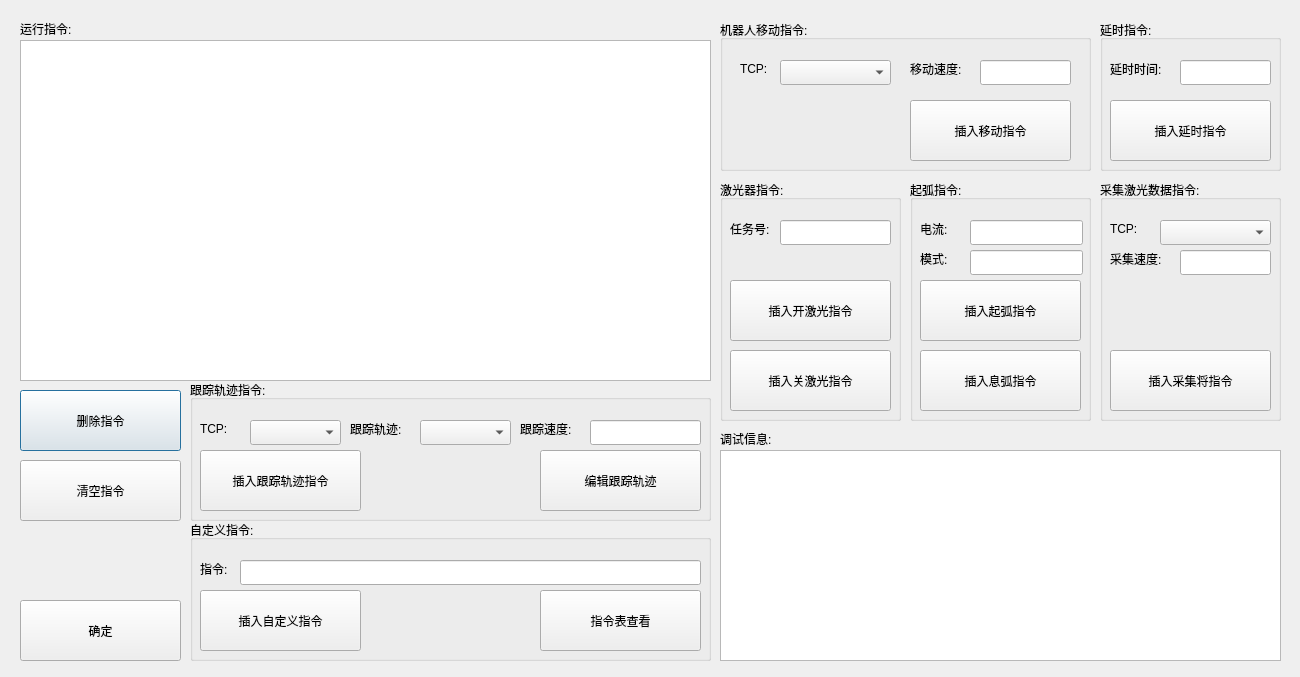
This is setprojectdlg.ui in qubo188612/qtwelding as Qt 5 draws it before an edit. The edited form follows.
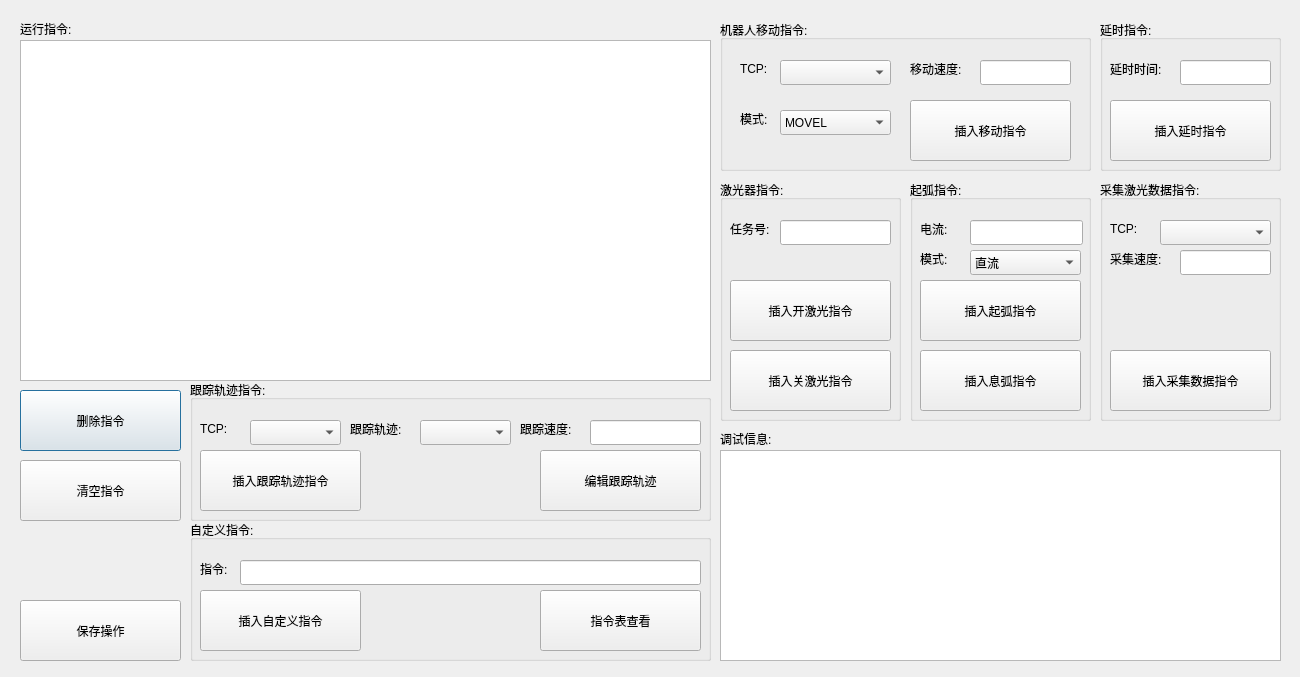
This is the edited form.

```diff
--- a/setprojectdlg.ui
+++ b/setprojectdlg.ui
@@ -136,6 +136,39 @@
      <string/>
     </property>
    </widget>
+   <widget class="QLabel" name="label_16">
+    <property name="geometry">
+     <rect>
+      <x>20</x>
+      <y>90</y>
+      <width>41</width>
+      <height>17</height>
+     </rect>
+    </property>
+    <property name="text">
+     <string>模式:</string>
+    </property>
+   </widget>
+   <widget class="QComboBox" name="movemodecombo">
+    <property name="geometry">
+     <rect>
+      <x>60</x>
+      <y>90</y>
+      <width>111</width>
+      <height>25</height>
+     </rect>
+    </property>
+    <item>
+     <property name="text">
+      <string>MOVEL</string>
+     </property>
+    </item>
+    <item>
+     <property name="text">
+      <string>MOVEJ</string>
+     </property>
+    </item>
+   </widget>
   </widget>
   <widget class="QGroupBox" name="groupBox_2">
    <property name="geometry">
@@ -221,7 +254,7 @@
      </rect>
     </property>
     <property name="text">
-     <string>插入采集将指令</string>
+     <string>插入采集数据指令</string>
     </property>
    </widget>
    <widget class="QLabel" name="label_12">
@@ -358,15 +391,25 @@
      </rect>
     </property>
    </widget>
-   <widget class="QLineEdit" name="lineEdit_4">
+   <widget class="QComboBox" name="weldermodelcombo">
     <property name="geometry">
      <rect>
       <x>60</x>
       <y>70</y>
-      <width>113</width>
+      <width>111</width>
       <height>25</height>
      </rect>
     </property>
+    <item>
+     <property name="text">
+      <string>直流</string>
+     </property>
+    </item>
+    <item>
+     <property name="text">
+      <string>交流</string>
+     </property>
+    </item>
    </widget>
   </widget>
   <widget class="QTextBrowser" name="textBrowser">
@@ -572,7 +615,7 @@
     </rect>
    </property>
    <property name="text">
-    <string>确定</string>
+    <string>保存操作</string>
    </property>
   </widget>
   <widget class="QGroupBox" name="groupBox_7">
```
Left out of the diff: 54 changed lines with no effect on the pictures.
